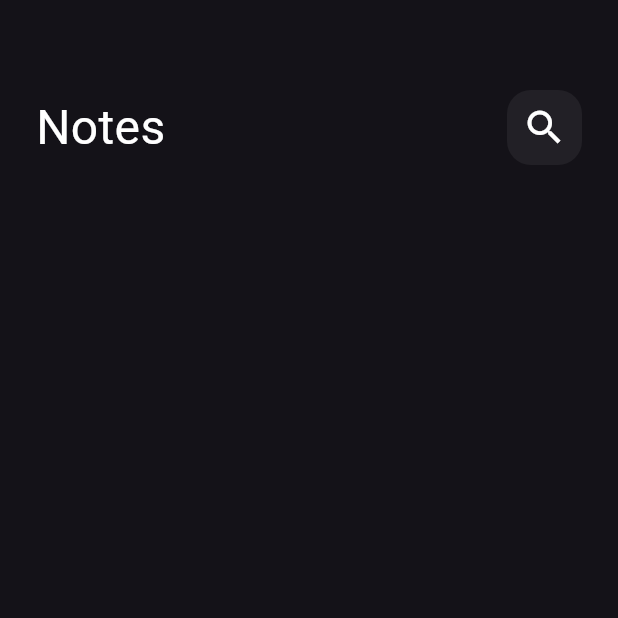
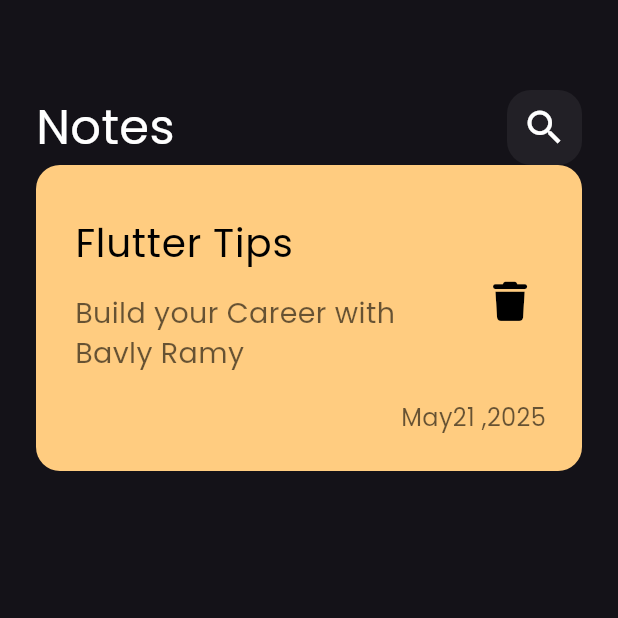
Before and after one commit to Bavlyy-Ramy/Notes_app, a Flutter app: the screen it shows after launch, on a phone screen of 412 x 824 dp, the top half of it. Run offline on Flutter 3.47's test engine with Material 3 defaults, Android fonts, the phone set to English and light mode, and no system bars; our stand-ins replace font_awesome_flutter.

Commit message:
create custom note item

```diff
--- a/lib/main.dart
+++ b/lib/main.dart
@@ -11,7 +11,7 @@ class NotesApp extends StatelessWidget {
   @override
   Widget build(BuildContext context) {
     return MaterialApp(
-      theme: ThemeData(brightness: Brightness.dark),
+      theme: ThemeData(brightness: Brightness.dark, fontFamily: 'Poppins'),
       home: const NotesView(),
     );
   }
--- /dev/null
+++ b/lib/views/widgets/custom_note_item.dart
@@ -0,0 +1,54 @@
+import 'package:flutter/material.dart';
+import 'package:font_awesome_flutter/font_awesome_flutter.dart';
+
+class NoteItem extends StatelessWidget {
+  const NoteItem({super.key});
+
+  @override
+  Widget build(BuildContext context) {
+    return Container(
+      padding: EdgeInsets.only(top: 24, bottom: 24, left: 10),
+      decoration: BoxDecoration(
+        color: Color(0xffFFCC80),
+        borderRadius: BorderRadius.circular(16),
+      ),
+      child: Column(
+        crossAxisAlignment: CrossAxisAlignment.end,
+        children: [
+          ListTile(
+            title: Text(
+              'Flutter Tips',
+              style: TextStyle(color: Colors.black, fontSize: 26),
+            ),
+            subtitle: Padding(
+              padding: const EdgeInsets.only(top: 14, bottom: 10),
+              child: Text(
+                'Build your Career with Bavly Ramy',
+                style: TextStyle(
+                    color: Colors.black.withOpacity(0.6), fontSize: 19),
+              ),
+            ),
+            trailing: IconButton(
+              onPressed: () {},
+              icon: Icon(
+                FontAwesomeIcons.trash,
+                color: Colors.black,
+                size: 26,
+              ),
+            ),
+          ),
+          Padding(
+            padding: const EdgeInsets.only(right: 24),
+            child: Text(
+              'May21 ,2025',
+              style: TextStyle(
+                color: Colors.black.withOpacity(0.6),
+                fontSize: 16,
+              ),
+            ),
+          )
+        ],
+      ),
+    );
+  }
+}
--- a/lib/views/widgets/notes_view_body.dart
+++ b/lib/views/widgets/notes_view_body.dart
@@ -1,5 +1,6 @@
 import 'package:flutter/material.dart';
 import 'package:notes_app/views/widgets/custom_app_bar.dart';
+import 'package:notes_app/views/widgets/custom_note_item.dart';
 
 class NotesViewBody extends StatelessWidget {
   const NotesViewBody({super.key});
@@ -12,6 +13,7 @@ class NotesViewBody extends StatelessWidget {
         children: [
           SizedBox(height: 60),
           CustomAppBar(),
+          NoteItem(),
         ],
       ),
     );
```
Also changed, not shown: pubspec.yaml (+6 -11 lines), assets/fonts/Poppins-Regular.ttf (added), pubspec.lock.
